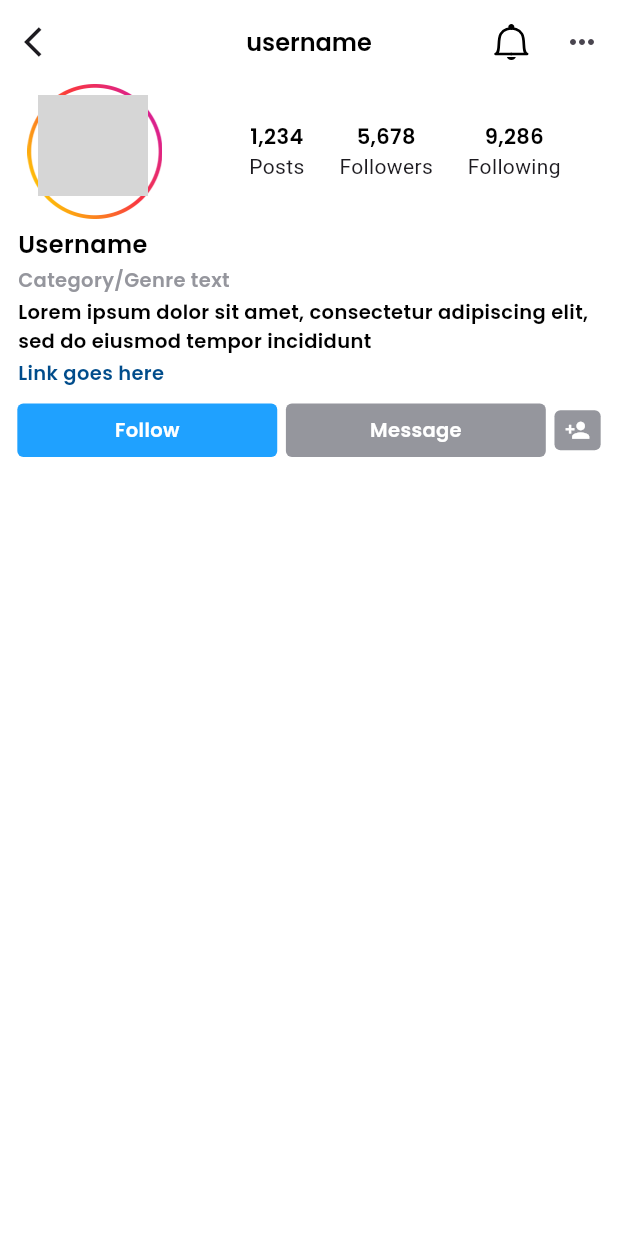
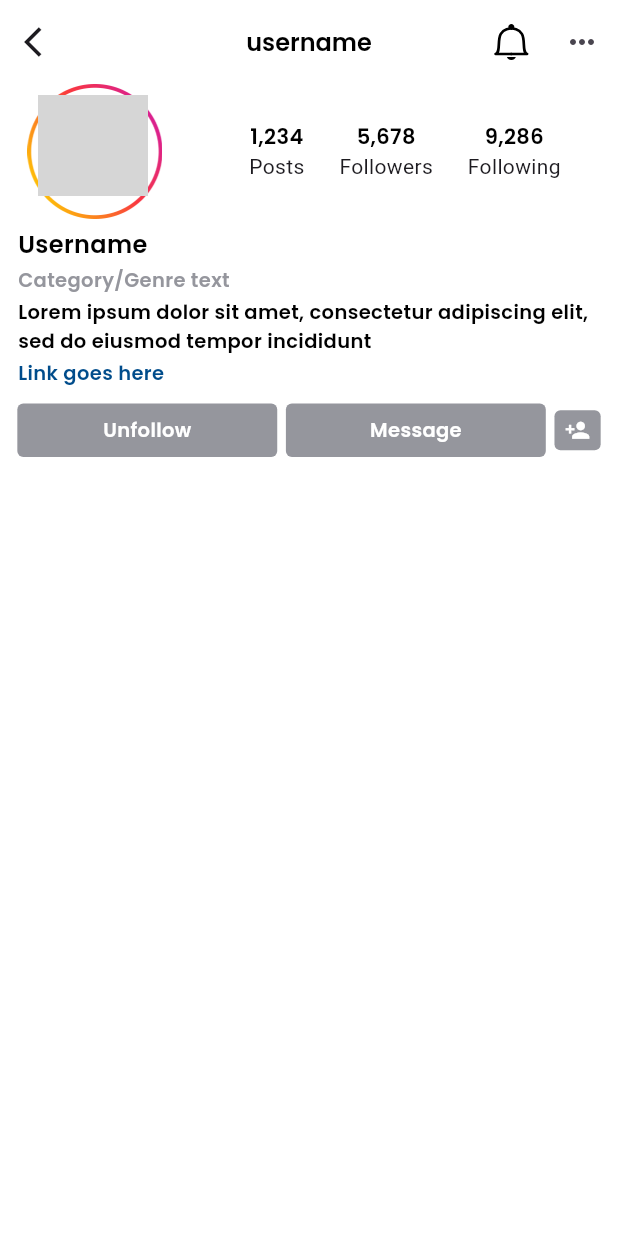
Before and after one commit to bek-n/instagram, a Flutter app: the UserPage screen opened directly, on a phone screen of 412 x 824 dp. Run offline on Flutter 3.47's test engine with Material 2 defaults, Android fonts, the phone set to English and light mode, and no system bars; our stand-ins replace cached_network_image, dio, flutter_screenutil, flutter_svg, google_fonts; missing offline and left inert: story; network calls fail; grey boxes are pictures that could not be loaded.

```diff
--- a/lib/controller/home_controller.dart
+++ b/lib/controller/home_controller.dart
@@ -3,6 +3,7 @@ import 'package:flutter/cupertino.dart';
 class HomeController extends ChangeNotifier {
   int currentIndex = 0;
   bool isLiked = true;
+  bool isfollowed = false;
 
   setIndex(int index) {
     currentIndex = index;
@@ -11,6 +12,11 @@ class HomeController extends ChangeNotifier {
 
   onChange() {
     isLiked = !isLiked;
-     notifyListeners();
+    notifyListeners();
+  }
+
+  onButtonChange() {
+    isfollowed = !isfollowed;
+    notifyListeners();
   }
 }
--- /dev/null
+++ b/lib/view/domen/components/follow_button.dart
@@ -0,0 +1,67 @@
+import 'package:flutter/material.dart';
+import 'package:flutter_screenutil/flutter_screenutil.dart';
+import 'package:provider/provider.dart';
+
+import '../../../controller/home_controller.dart';
+import '../../style/style.dart';
+
+class FollowButtons extends StatelessWidget {
+  const FollowButtons({super.key});
+
+  @override
+  Widget build(BuildContext context) {
+    return Row(
+      children: [
+        12.horizontalSpace,
+        GestureDetector(
+          onTap: () {
+            context.read<HomeController>().onButtonChange();
+          },
+          child: Container(
+            height: 40.h,
+            width: 180.w,
+            decoration: BoxDecoration(
+                color: context.watch<HomeController>().isfollowed
+                    ? Style.primaryColor
+                    : Style.greyColor90,
+                borderRadius: BorderRadius.circular(4)),
+            child: Center(
+                child: Text(
+              context.watch<HomeController>().isfollowed
+                  ? 'Follow'
+                  : 'Unfollow',
+              style: Style.textStyleRegular2(
+                  size: 13, textColor: Style.whiteColor),
+            )),
+          ),
+        ),
+        6.horizontalSpace,
+        Container(
+          height: 40.h,
+          width: 180.w,
+          decoration: BoxDecoration(
+              color: Style.greyColor90, borderRadius: BorderRadius.circular(4)),
+          child: Center(
+              child: Text(
+            'Message',
+            style:
+                Style.textStyleRegular2(size: 13, textColor: Style.whiteColor),
+          )),
+        ),
+        6.horizontalSpace,
+        Container(
+          height: 30.h,
+          width: 32.w,
+          decoration: BoxDecoration(
+              color: Style.greyColor90, borderRadius: BorderRadius.circular(4)),
+          child: const Center(
+              child: Icon(
+            Icons.person_add,
+            size: 17,
+            color: Style.whiteColor,
+          )),
+        )
+      ],
+    );
+  }
+}
--- /dev/null
+++ b/lib/view/domen/components/followers_info.dart
@@ -0,0 +1,72 @@
+import 'package:flutter/material.dart';
+import 'package:flutter_screenutil/flutter_screenutil.dart';
+
+import '../../style/style.dart';
+
+class FollowersInfo extends StatelessWidget {
+  final String image, posts, followers, following;
+  const FollowersInfo({super.key, required this.image, required this.posts, required this.followers, required this.following});
+
+  @override
+  Widget build(BuildContext context) {
+    return Row(
+      children: [
+        19.horizontalSpace,
+        Stack(
+          children: [
+            Image.asset(
+              'assets/images/ring.png',
+              height: 90,
+              width: 90,
+            ),
+            Positioned(
+              left: 7,
+              top: 7,
+              child: Container(
+                margin: EdgeInsets.only(right: 12),
+                height: 76.h,
+                width: 76.w,
+                decoration: BoxDecoration(
+                    shape: BoxShape.circle,
+                    image: DecorationImage(
+                        image: NetworkImage(
+                            image),
+                        fit: BoxFit.cover)),
+              ),
+            ),
+          ],
+        ),
+        60.horizontalSpace,
+        Column(
+          children: [
+            Text(
+              posts,
+              style: Style.textStyleRegular2(size: 14),
+            ),
+            Text('Posts'),
+          ],
+        ),
+        24.horizontalSpace,
+        Column(
+          children: [
+            Text(
+              followers,
+              style: Style.textStyleRegular2(size: 14),
+            ),
+            Text('Followers'),
+          ],
+        ),
+        24.horizontalSpace,
+        Column(
+          children: [
+            Text(
+              following,
+              style: Style.textStyleRegular2(size: 14),
+            ),
+            Text('Following'),
+          ],
+        ),
+      ],
+    );
+  }
+}
--- /dev/null
+++ b/lib/view/domen/components/user_bio.dart
@@ -0,0 +1,45 @@
+import 'package:flutter/material.dart';
+import 'package:flutter_screenutil/flutter_screenutil.dart';
+
+import '../../style/style.dart';
+
+class UserBio extends StatelessWidget {
+  final String username, category, description, link;
+  const UserBio(
+      {super.key,
+      required this.username,
+      required this.category,
+      required this.description,
+      required this.link});
+
+  @override
+  Widget build(BuildContext context) {
+    return Column(
+      crossAxisAlignment: CrossAxisAlignment.start,
+      children: [
+        Text(
+          username,
+          style: Style.textStyleRegular2(),
+        ),
+        3.verticalSpace,
+        Text(
+          category,
+          style:
+              Style.textStyleRegular2(size: 13, textColor: Style.greyColor90),
+        ),
+        3.verticalSpace,
+        Text(
+          description,
+          style: Style.textStyleRegular2(
+            size: 13,
+          ),
+        ),
+        3.verticalSpace,
+        Text(
+          link,
+          style: Style.textStyleRegular2(size: 13, textColor: Style.linkColor),
+        ),
+      ],
+    );
+  }
+}
--- a/lib/view/pages/search/user_info_page.dart
+++ b/lib/view/pages/search/user_info_page.dart
@@ -1,8 +1,9 @@
 import 'package:flutter/material.dart';
 import 'package:flutter_screenutil/flutter_screenutil.dart';
 import 'package:flutter_svg/flutter_svg.dart';
-import 'package:instagram/view/pages/home/general_page.dart';
-
+import '../../domen/components/follow_button.dart';
+import '../../domen/components/followers_info.dart';
+import '../../domen/components/user_bio.dart';
 import '../../style/style.dart';
 
 class UserPage extends StatefulWidget {
@@ -41,144 +42,25 @@ class _UserPageState extends State<UserPage> {
         child: Column(
           crossAxisAlignment: CrossAxisAlignment.start,
           children: [
-            Row(
-              children: [
-                19.horizontalSpace,
-                Stack(
-                  children: [
-                    Image.asset(
-                      'assets/images/ring.png',
-                      height: 90,
-                      width: 90,
-                    ),
-                    Positioned(
-                      left: 7,
-                      top: 7,
-                      child: Container(
-                        margin: EdgeInsets.only(right: 12),
-                        height: 76.h,
-                        width: 76.w,
-                        decoration: BoxDecoration(
-                            shape: BoxShape.circle,
-                            image: DecorationImage(
-                                image: NetworkImage(
-                                    'https://images.unsplash.com/photo-1670272505340-d906d8d77d03?ixlib=rb-4.0.3&ixid=MnwxMjA3fDF8MHxwaG90by1wYWdlfHx8fGVufDB8fHx8&auto=format&fit=crop&w=1740&q=80'),
-                                fit: BoxFit.cover)),
-                      ),
-                    ),
-                  ],
-                ),
-                60.horizontalSpace,
-                Column(
-                  children: [
-                    Text(
-                      '1,234',
-                      style: Style.textStyleRegular2(size: 14),
-                    ),
-                    Text('Posts'),
-                  ],
-                ),
-                24.horizontalSpace,
-                Column(
-                  children: [
-                    Text(
-                      '5,678',
-                      style: Style.textStyleRegular2(size: 14),
-                    ),
-                    Text('Followers'),
-                  ],
-                ),
-                24.horizontalSpace,
-                Column(
-                  children: [
-                    Text(
-                      '9,286',
-                      style: Style.textStyleRegular2(size: 14),
-                    ),
-                    Text('Following'),
-                  ],
-                ),
-              ],
+            const FollowersInfo(
+              followers: '5,678',
+              following: '9,286',
+              image:
+                  'https://images.unsplash.com/photo-1670272505340-d906d8d77d03?ixlib=rb-4.0.3&ixid=MnwxMjA3fDF8MHxwaG90by1wYWdlfHx8fGVufDB8fHx8&auto=format&fit=crop&w=1740&q=80',
+              posts: '1,234',
             ),
             6.verticalSpace,
-            Padding(
-              padding: const EdgeInsets.only(left: 12),
-              child: Column(
-                crossAxisAlignment: CrossAxisAlignment.start,
-                children: [
-                  Text(
-                    'Username',
-                    style: Style.textStyleRegular2(),
-                  ),
-                  3.verticalSpace,
-                  Text(
-                    'Category/Genre text',
-                    style: Style.textStyleRegular2(
-                        size: 13, textColor: Style.greyColor90),
-                  ),
-                  3.verticalSpace,
-                  Text(
-                    'Lorem ipsum dolor sit amet, consectetur adipiscing elit, sed do eiusmod tempor incididunt',
-                    style: Style.textStyleRegular2(
-                      size: 13,
-                    ),
-                  ),
-                  3.verticalSpace,
-                  Text(
-                    'Link goes here',
-                    style: Style.textStyleRegular2(
-                        size: 13, textColor: Style.linkColor),
-                  ),
-                ],
-              ),
-            ),
+            const Padding(
+                padding: EdgeInsets.only(left: 12),
+                child: UserBio(
+                  category: 'Category/Genre text',
+                  description:
+                      'Lorem ipsum dolor sit amet, consectetur adipiscing elit, sed do eiusmod tempor incididunt',
+                  link: 'Link goes here',
+                  username: 'Username',
+                )),
             12.verticalSpace,
-            Row(
-              children: [
-                12.horizontalSpace,
-                Container(
-                  height: 40.h,
-                  width: 180.w,
-                  decoration: BoxDecoration(
-                      color: Style.primaryColor,
-                      borderRadius: BorderRadius.circular(4)),
-                  child: Center(
-                      child: Text(
-                    'Follow',
-                    style: Style.textStyleRegular2(
-                        size: 13, textColor: Style.whiteColor),
-                  )),
-                ),
-                6.horizontalSpace,
-                Container(
-                  height: 40.h,
-                  width: 180.w,
-                  decoration: BoxDecoration(
-                      color: Style.greyColor90,
-                      borderRadius: BorderRadius.circular(4)),
-                  child: Center(
-                      child: Text(
-                    'Message',
-                    style: Style.textStyleRegular2(
-                        size: 13, textColor: Style.whiteColor),
-                  )),
-                ),
-                6.horizontalSpace,
-                Container(
-                  height: 30.h,
-                  width: 32.w,
-                  decoration: BoxDecoration(
-                      color: Style.greyColor90,
-                      borderRadius: BorderRadius.circular(4)),
-                  child: Center(
-                      child: Icon(
-                    Icons.person_add,
-                    size: 17,
-                    color: Style.whiteColor,
-                  )),
-                )
-              ],
-            )
+            const FollowButtons()
           ],
         ),
       ),
```
